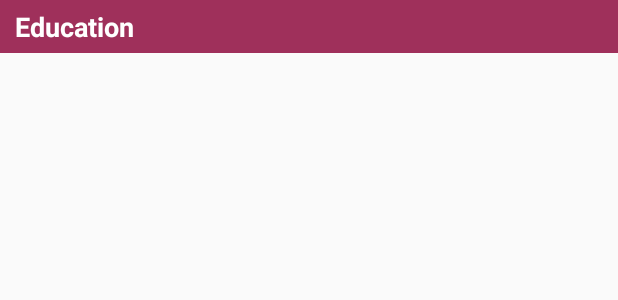
After one commit to Akshay2693/CvMakerApp, an Android app: the layout fragment_education.xml on its own in the app's theme, with its tools: preview values and no code run, on a phone screen of 412 x 824 dp. The commit adds this screen. Shown: the top 300 px of the screen. Run offline under Robolectric (Android 15) with nearby library versions, the phone set to English and light mode, and no system bars.

Commit message:
Added Steps.

```diff
--- a/app/src/main/java/com/blackbox/onepage/cvmaker/ui/activities/CVCreaterActivity.kt
+++ b/app/src/main/java/com/blackbox/onepage/cvmaker/ui/activities/CVCreaterActivity.kt
@@ -16,7 +16,7 @@ import com.badoualy.stepperindicator.StepperIndicator
 import com.blackbox.onepage.cvmaker.R
 import com.blackbox.onepage.cvmaker.db.AppDatabase
 import com.blackbox.onepage.cvmaker.models.BasicInfo
-import com.blackbox.onepage.cvmaker.ui.adapter.EmptyPagerAdapter
+import com.blackbox.onepage.cvmaker.ui.adapter.PagerAdapter
 import com.linkedin.platform.APIHelper
 import com.linkedin.platform.LISessionManager
 import com.linkedin.platform.errors.LIApiError
@@ -185,7 +185,7 @@ class CVCreaterActivity : AppCompatActivity() {
 
             val pager = findViewById(R.id.pager) as ViewPager
             val indicator = findViewById(R.id.stepper_indicator) as StepperIndicator
-            pager.adapter = EmptyPagerAdapter(supportFragmentManager)
+            pager.adapter = PagerAdapter(supportFragmentManager)
 
             indicator.setViewPager(pager, true)
 
--- a/app/src/main/res/layout/content_cv_creater.xml
+++ b/app/src/main/res/layout/content_cv_creater.xml
@@ -21,6 +21,9 @@
         android:layout_marginRight="16dp"
         android:layout_marginTop="@dimen/margin_10"
         android:layout_marginBottom="@dimen/margin_10"
+        app:stpi_lineColor="@color/colorAccent"
+        app:stpi_stepCount="5"
+        app:stpi_showDoneIcon="true"
         />
 
 </RelativeLayout>
--- /dev/null
+++ b/app/src/main/res/layout/fragment_education.xml
@@ -0,0 +1,32 @@
+<?xml version="1.0" encoding="utf-8"?>
+<android.support.v4.widget.NestedScrollView xmlns:android="http://schemas.android.com/apk/res/android"
+    xmlns:app="http://schemas.android.com/apk/res-auto"
+    xmlns:tools="http://schemas.android.com/tools"
+    android:layout_width="match_parent"
+    android:layout_height="match_parent"
+    app:layout_behavior="@string/appbar_scrolling_view_behavior"
+    tools:context="com.blackbox.onepage.cvmaker.ui.activities.CVCreaterActivity"
+    tools:showIn="@layout/activity_cv_creater">
+
+    <LinearLayout
+        android:layout_width="match_parent"
+        android:layout_height="match_parent"
+        android:orientation="vertical">
+
+        <android.support.v7.widget.AppCompatTextView
+            android:id="@+id/appCompatTextView"
+            style="@style/HeaderText"
+            android:layout_width="match_parent"
+            android:layout_height="@dimen/margin_35"
+            android:text="@string/section_education" />
+
+        <LinearLayout
+            android:layout_width="match_parent"
+            android:layout_height="match_parent"
+            android:orientation="vertical">
+
+        </LinearLayout>
+
+    </LinearLayout>
+
+</android.support.v4.widget.NestedScrollView>
--- a/app/src/main/res/values/strings.xml
+++ b/app/src/main/res/values/strings.xml
@@ -12,6 +12,10 @@
 
     <string name="section_contact">Contact Information</string>
     <string name="section_basic">Basic Information</string>
+    <string name="section_education">Education</string>
+    <string name="section_experience">Experience</string>
+    <string name="section_skills">Skills</string>
+    <string name="section_interests">Interests</string>
 
     <!-- TODO: Remove or change this placeholder text -->
     <string name="hello_blank_fragment">Hello blank fragment</string>
```
Also changed, not shown: app/src/main/java/com/blackbox/onepage/cvmaker/ui/adapter/PagerAdapter.kt (renamed from app/src/main/java/com/blackbox/onepage/cvmaker/ui/adapter/EmptyPagerAdapter.kt, +12 -6 lines), app/src/main/java/com/blackbox/onepage/cvmaker/ui/fragments/EducationFragment.kt (added, +53 -0 lines), app/src/main/java/com/blackbox/onepage/cvmaker/ui/fragments/ExperienceFragment.kt (added, +53 -0 lines), app/src/main/java/com/blackbox/onepage/cvmaker/ui/fragments/InterestsFragment.kt (added, +53 -0 lines), app/src/main/java/com/blackbox/onepage/cvmaker/ui/fragments/SkillsFragment.kt (added, +53 -0 lines), app/src/main/res/layout/fragment_experience.xml (added, +32 -0 lines), app/src/main/res/layout/fragment_interests.xml (added, +32 -0 lines), app/src/main/res/layout/fragment_skills.xml (added, +32 -0 lines).
